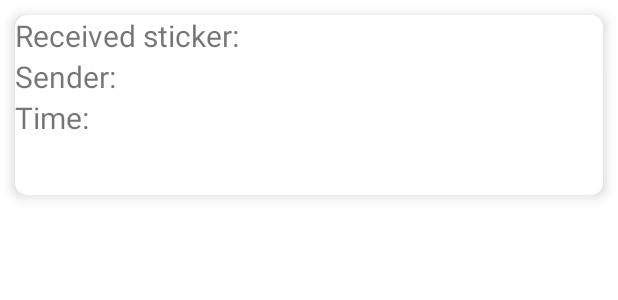
After one commit to bingqianyang1/A7-Stick-It-To-Em-, an Android app: the layout history_card.xml on its own in the app's theme, with its tools: preview values and no code run, on a phone screen of 412 x 824 dp. The commit adds this screen. Shown: the top 300 px of the screen. Run offline under Robolectric (Android 15) with nearby library versions, the phone set to English and light mode, and no system bars.

Commit message:
implemented recycler view for receive history

```diff
--- a/app/src/main/AndroidManifest.xml
+++ b/app/src/main/AndroidManifest.xml
@@ -9,6 +9,9 @@
         android:roundIcon="@mipmap/ic_launcher_round"
         android:supportsRtl="true"
         android:theme="@style/Theme.A7_Stick_It_To_Em">
+        <activity
+            android:name=".ShowReceiveHistory"
+            android:exported="false" />
         <activity
             android:name=".SendHistoryActivity"
             android:exported="false" />
--- /dev/null
+++ b/app/src/main/res/layout/history_card.xml
@@ -0,0 +1,70 @@
+<?xml version="1.0" encoding="utf-8"?>
+<androidx.cardview.widget.CardView xmlns:android="http://schemas.android.com/apk/res/android"
+    android:layout_width="match_parent"
+    android:layout_height="120dp"
+    xmlns:app="http://schemas.android.com/apk/res-auto"
+    app:cardElevation="5dp"
+    app:cardCornerRadius="8dp"
+    android:padding="8dp"
+    android:layout_margin="10dp">
+
+    <LinearLayout
+        android:layout_width="match_parent"
+        android:layout_height="wrap_content"
+        android:orientation="vertical">
+
+        <LinearLayout
+            android:layout_width="match_parent"
+            android:layout_height="match_parent"
+            android:orientation="horizontal">
+
+            <TextView
+                android:layout_width="wrap_content"
+                android:layout_height="wrap_content"
+                android:text="Received sticker: "
+                android:textSize="20dp" />
+            <ImageView
+                android:id="@+id/receivedSticker"
+                android:layout_width="wrap_content"
+                android:layout_height="wrap_content" />
+        </LinearLayout>
+
+        <LinearLayout
+            android:layout_width="match_parent"
+            android:layout_height="match_parent"
+            android:orientation="horizontal">
+
+            <TextView
+                android:layout_width="wrap_content"
+                android:layout_height="wrap_content"
+                android:text="Sender: "
+                android:textSize="20dp" />
+            <TextView
+                android:id="@+id/sender"
+                android:layout_width="wrap_content"
+                android:layout_height="wrap_content"
+                android:text=""
+                android:textSize="20dp" />
+        </LinearLayout>
+
+        <LinearLayout
+            android:layout_width="match_parent"
+            android:layout_height="wrap_content"
+            android:orientation="horizontal">
+
+            <TextView
+                android:layout_width="wrap_content"
+                android:layout_height="wrap_content"
+                android:text="Time: "
+                android:textSize="20dp" />
+            <TextView
+                android:id="@+id/receiveTime"
+                android:layout_width="wrap_content"
+                android:layout_height="wrap_content"
+                android:text=""
+                android:textSize="20dp" />
+        </LinearLayout>
+
+    </LinearLayout>
+
+</androidx.cardview.widget.CardView>
```
Also changed, not shown: app/src/main/java/edu/neu/madcourse/a7_stick_it_to_em/MainActivity.java (+10 -0 lines), app/src/main/java/edu/neu/madcourse/a7_stick_it_to_em/ReceiveAdapter.java (added, +70 -0 lines), app/src/main/java/edu/neu/madcourse/a7_stick_it_to_em/ReceiveHistoryModel.java (added, +25 -0 lines), app/src/main/java/edu/neu/madcourse/a7_stick_it_to_em/ShowReceiveHistory.java (added, +66 -0 lines), app/src/main/res/layout/activity_show_receive_history.xml (added, +18 -0 lines).
